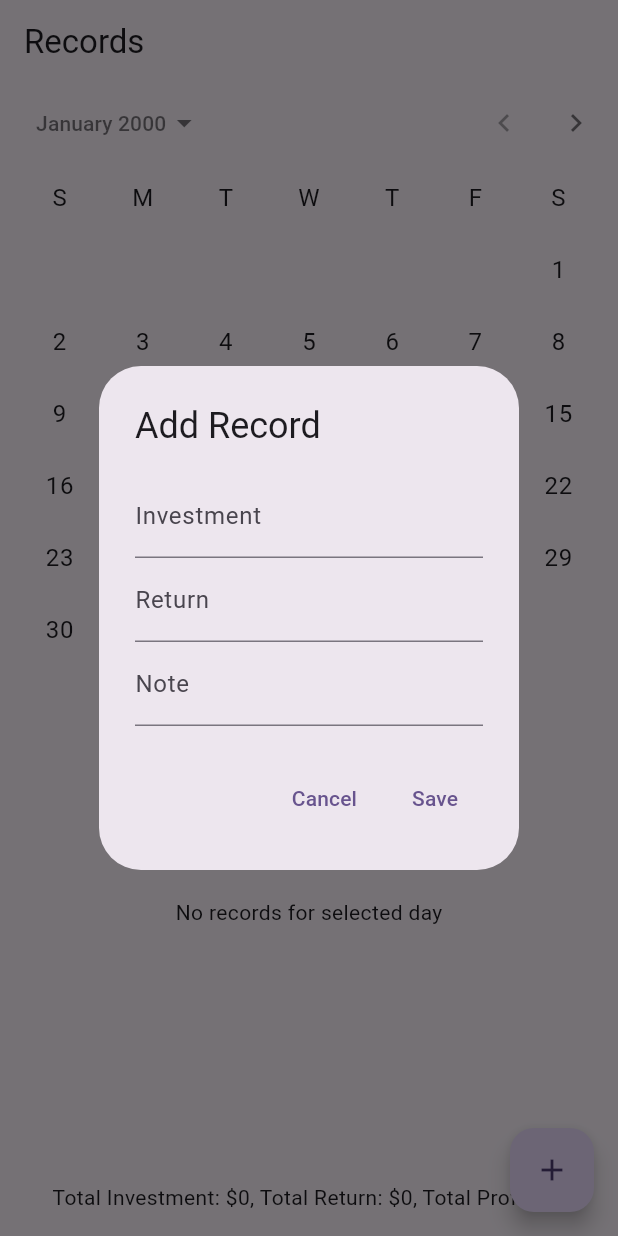
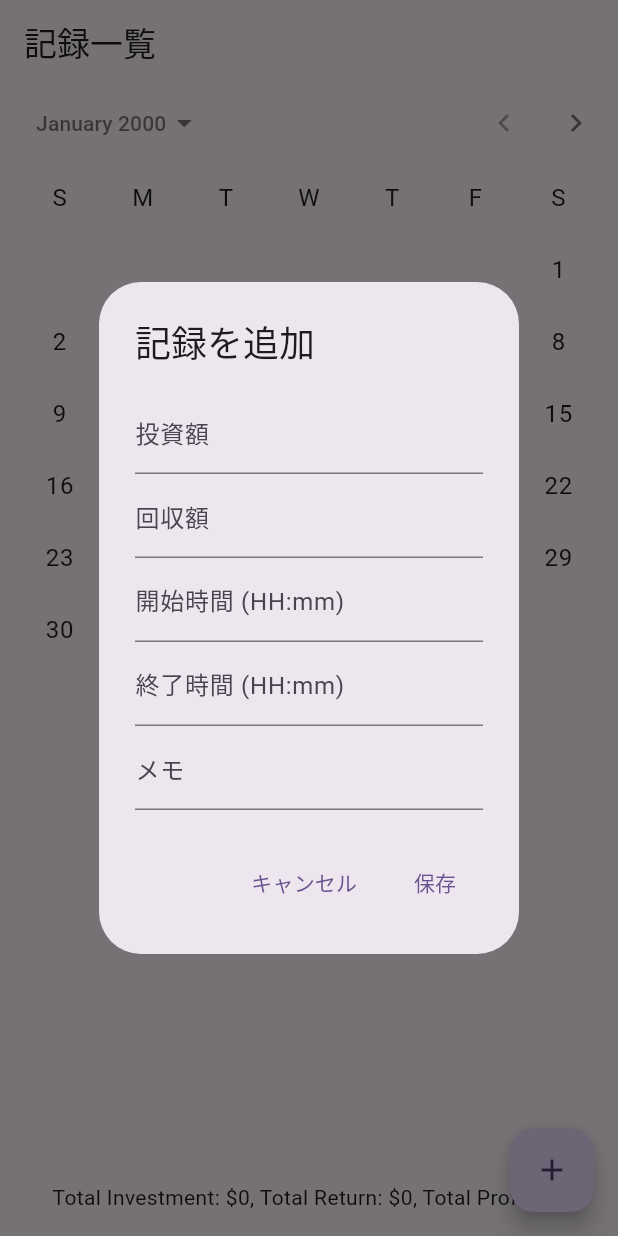
Before and after one commit to FAL-coffee/ps_log, a Flutter app: the screen it shows after launch, after a tap on the "add" icon, on a phone screen of 412 x 824 dp. Run offline on Flutter 3.47's test engine with Material 3 defaults, Android fonts, the light colour scheme and no system bars.

Commit message:
記録に開始・終了時刻を追加し日本語化 (#7)
* add start and end time fields for records

* fix: pubspecのコメントを修正

```diff
--- a/lib/main.dart
+++ b/lib/main.dart
@@ -38,12 +38,14 @@ class _RecordListPageState extends State<RecordListPage> {
   void _addRecord() {
     final investmentController = TextEditingController();
     final returnController = TextEditingController();
+    final startController = TextEditingController();
+    final endController = TextEditingController();
     final noteController = TextEditingController();
     showDialog(
       context: context,
       builder: (context) {
         return AlertDialog(
-          title: const Text('Add Record'),
+          title: const Text('記録を追加'),
           content: Column(
             mainAxisSize: MainAxisSize.min,
             children: [
@@ -51,42 +53,88 @@ class _RecordListPageState extends State<RecordListPage> {
                 key: const Key('investmentField'),
                 controller: investmentController,
                 keyboardType: TextInputType.number,
-                decoration: const InputDecoration(labelText: 'Investment'),
+                decoration: const InputDecoration(labelText: '投資額'),
               ),
               TextField(
                 key: const Key('returnField'),
                 controller: returnController,
                 keyboardType: TextInputType.number,
-                decoration: const InputDecoration(labelText: 'Return'),
+                decoration: const InputDecoration(labelText: '回収額'),
+              ),
+              TextField(
+                key: const Key('startField'),
+                controller: startController,
+                keyboardType: TextInputType.datetime,
+                decoration: const InputDecoration(labelText: '開始時間 (HH:mm)'),
+              ),
+              TextField(
+                key: const Key('endField'),
+                controller: endController,
+                keyboardType: TextInputType.datetime,
+                decoration: const InputDecoration(labelText: '終了時間 (HH:mm)'),
               ),
               TextField(
                 key: const Key('noteField'),
                 controller: noteController,
-                decoration: const InputDecoration(labelText: 'Note'),
+                decoration: const InputDecoration(labelText: 'メモ'),
               ),
             ],
           ),
           actions: [
             TextButton(
               onPressed: () => Navigator.of(context).pop(),
-              child: const Text('Cancel'),
+              child: const Text('キャンセル'),
             ),
             TextButton(
               onPressed: () {
                 final investment = int.tryParse(investmentController.text) ?? 0;
                 final returnAmount = int.tryParse(returnController.text) ?? 0;
+                DateTime? startTime;
+                DateTime? endTime;
+                if (startController.text.isNotEmpty) {
+                  final parts = startController.text.split(':');
+                  if (parts.length == 2) {
+                    final h = int.tryParse(parts[0]);
+                    final m = int.tryParse(parts[1]);
+                    if (h != null && m != null) {
+                      startTime = DateTime(
+                          _selectedDate.year,
+                          _selectedDate.month,
+                          _selectedDate.day,
+                          h,
+                          m);
+                    }
+                  }
+                }
+                if (endController.text.isNotEmpty) {
+                  final parts = endController.text.split(':');
+                  if (parts.length == 2) {
+                    final h = int.tryParse(parts[0]);
+                    final m = int.tryParse(parts[1]);
+                    if (h != null && m != null) {
+                      endTime = DateTime(
+                          _selectedDate.year,
+                          _selectedDate.month,
+                          _selectedDate.day,
+                          h,
+                          m);
+                    }
+                  }
+                }
                 final note = noteController.text;
                 setState(() {
                   _records.add(Record(
                     date: _selectedDate,
                     investment: investment,
                     returnAmount: returnAmount,
+                    startTime: startTime,
+                    endTime: endTime,
                     note: note.isEmpty ? null : note,
                   ));
                 });
                 Navigator.of(context).pop();
               },
-              child: const Text('Save'),
+              child: const Text('保存'),
             ),
           ],
         );
@@ -104,7 +152,7 @@ class _RecordListPageState extends State<RecordListPage> {
         dayRecords.fold<int>(0, (sum, r) => sum + r.returnAmount);
     final totalProfit = totalReturn - totalInvestment;
     return Scaffold(
-      appBar: AppBar(title: const Text('Records')),
+      appBar: AppBar(title: const Text('記録一覧')),
       body: Column(
         children: [
           CalendarDatePicker(
@@ -119,20 +167,25 @@ class _RecordListPageState extends State<RecordListPage> {
           ),
           Expanded(
             child: dayRecords.isEmpty
-                ? const Center(child: Text('No records for selected day'))
+                ? const Center(child: Text('選択した日に記録はありません'))
                 : ListView.builder(
                     itemCount: dayRecords.length,
                     itemBuilder: (context, index) {
                       final record = dayRecords[index];
+                      String _formatTime(DateTime t) =>
+                          '${t.hour.toString().padLeft(2, '0')}:${t.minute.toString().padLeft(2, '0')}';
                       return ListTile(
                         title: Text(
-                            'Investment: \$${record.investment}, Return: \$${record.returnAmount}'),
+                            '投資: ${record.investment}円, 回収: ${record.returnAmount}円'),
                         subtitle: Column(
                           crossAxisAlignment: CrossAxisAlignment.start,
                           children: [
-                            Text('Profit: \$${record.profit}'),
+                            Text('収支: ${record.profit}円'),
+                            if (record.startTime != null && record.endTime != null)
+                              Text(
+                                  '開始: ${_formatTime(record.startTime!)}, 終了: ${_formatTime(record.endTime!)}'),
                             if (record.note != null)
-                              Text('Note: ${record.note}')
+                              Text('メモ: ${record.note}')
                           ],
                         ),
                       );
@@ -148,7 +201,7 @@ class _RecordListPageState extends State<RecordListPage> {
       ),
       floatingActionButton: FloatingActionButton(
         onPressed: _addRecord,
-        tooltip: 'Add Record',
+        tooltip: '記録を追加',
         child: const Icon(Icons.add),
       ),
     );
--- a/lib/record.dart
+++ b/lib/record.dart
@@ -1,15 +1,38 @@
+/// 1件の稼働記録を表すクラス
 class Record {
+  /// 日付
   final DateTime date;
+
+  /// 投資額（円）
   final int investment;
+
+  /// 回収額（円）
   final int returnAmount;
+
+  /// 開始時刻
+  final DateTime? startTime;
+
+  /// 終了時刻
+  final DateTime? endTime;
+
+  /// メモ
   final String? note;
 
   const Record({
     required this.date,
     required this.investment,
     required this.returnAmount,
+    this.startTime,
+    this.endTime,
     this.note,
   });
 
+  /// 収支（回収額 − 投資額）
   int get profit => returnAmount - investment;
+
+  /// 稼働時間
+  Duration? get duration {
+    if (startTime == null || endTime == null) return null;
+    return endTime!.difference(startTime!);
+  }
 }
--- a/pubspec.yaml
+++ b/pubspec.yaml
@@ -13,7 +13,8 @@ publish_to: 'none' # Remove this line if you wish to publish to pub.dev
 # Read more about Android versioning at https://developer.android.com/studio/publish/versioning
 # In iOS, build-name is used as CFBundleShortVersionString while build-number is used as CFBundleVersion.
 # Read more about iOS versioning at
-# https://developer.apple.com/library/archive/documentation/General/Reference/InfoPlistKeyReference/Articles/CoreFoundationKeys.html
+# https://developer.apple.com/library/archive/documentation/General/Reference/
+# InfoPlistKeyReference/Articles/CoreFoundationKeys.html
 # In Windows, build-name is used as the major, minor, and patch parts
 # of the product and file versions while build-number is used as the build suffix.
 version: 1.0.0+1
```
Also changed, not shown: 1 other file.
